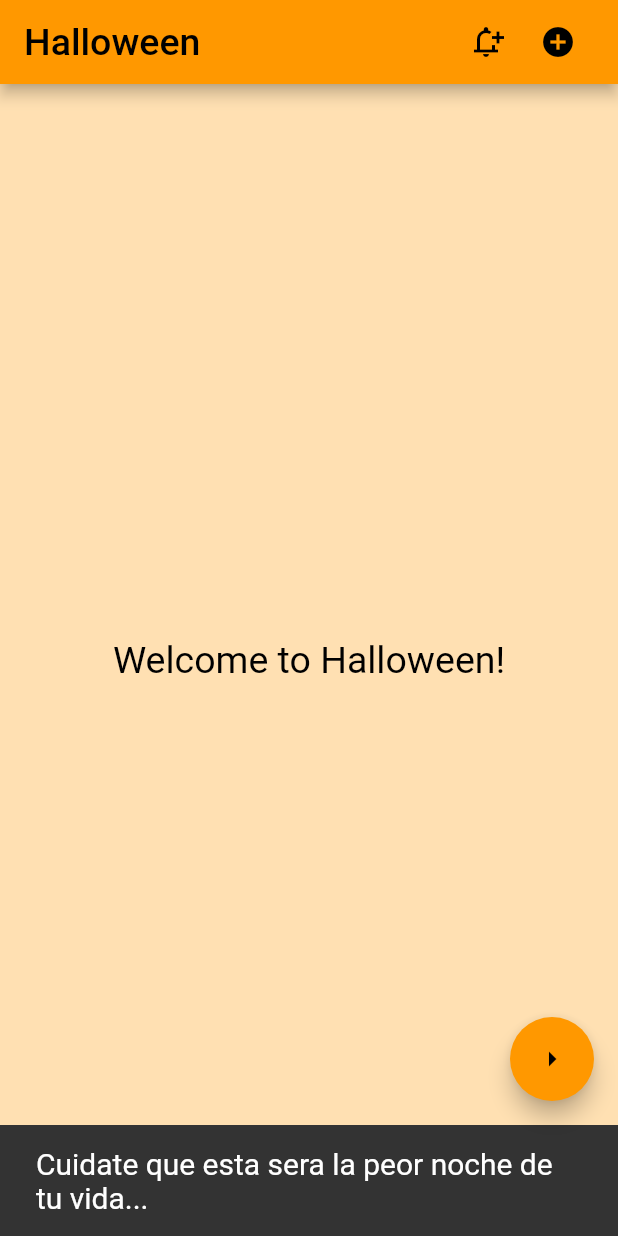
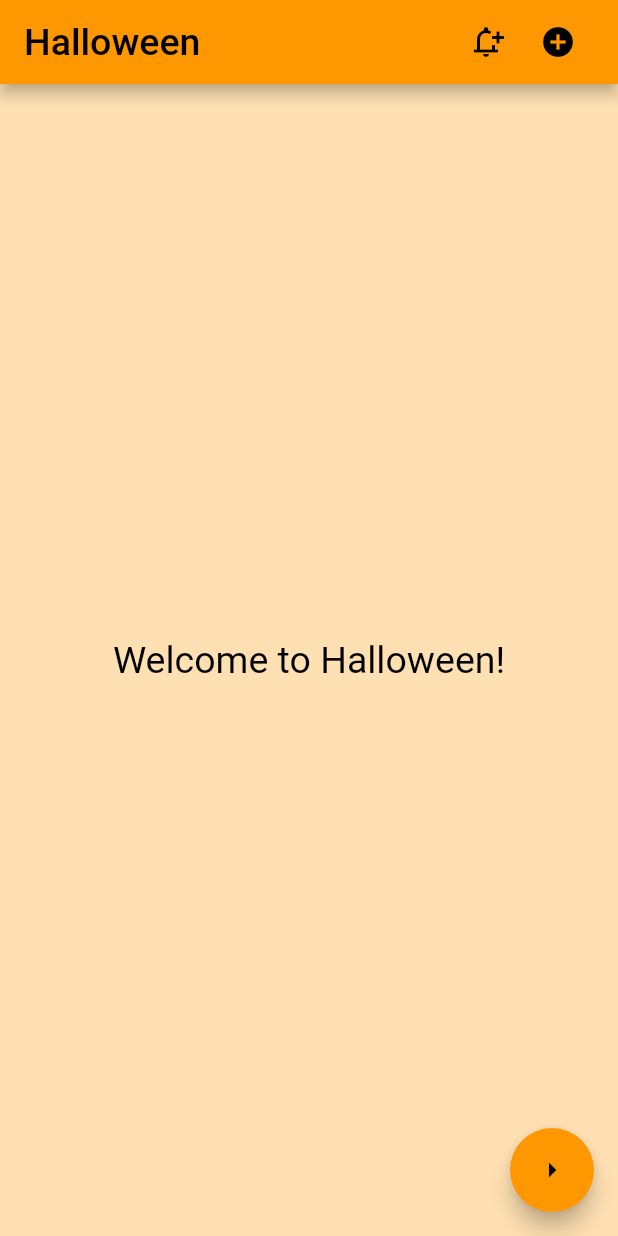
Before and after one commit to dwayne9078/flutter, a Flutter app: the screen it shows after launch, after a tap on the "notification add" icon, on a phone screen of 412 x 824 dp. Run offline on Flutter 3.47's test engine with Material 2 defaults, Android fonts, the light colour scheme and no system bars; our stand-ins replace google_fonts, page_transition.

Commit message:
pequeños detalles

```diff
--- a/app_movil1/lib/main.dart
+++ b/app_movil1/lib/main.dart
@@ -17,11 +17,9 @@ class MyApp extends StatelessWidget {
             // colorScheme: ColorScheme.fromSwatch(primarySwatch: Colors.orange)
             primarySwatch: Colors.orange,
             textTheme: GoogleFonts.emilysCandyTextTheme(),
-        scaffoldBackgroundColor: Colors.orange[100]
-      ),
+            scaffoldBackgroundColor: Colors.orange[100]),
         // darkTheme: ThemeData.dark(),
         debugShowCheckedModeBanner: false,
-      home: const HomeScreen()
-    );
+        home: const HomeScreen());
   }
 }
--- a/app_movil1/lib/screens/home_script.dart
+++ b/app_movil1/lib/screens/home_script.dart
@@ -32,9 +32,10 @@ class HomeScreen extends StatelessWidget {
                   onPressed: () {
                     const snack = SnackBar(
                       content: Text(
-                        "Cuidate que esta sera la peor noche de tu vida...",
+                        "Cuidate que esta será la peor noche de tu vida...",
                         style: TextStyle(fontSize: 20),
                       ),
+                      duration: Duration(milliseconds: 500),
                     );
                     ScaffoldMessenger.of(context).showSnackBar(snack);
                   },
--- a/app_movil1/lib/screens/otro_screen.dart
+++ b/app_movil1/lib/screens/otro_screen.dart
@@ -10,7 +10,10 @@ class Otro extends StatelessWidget {
         title: const Center(child: Text("OTRA PAGINA")),
       ),
       body: const Center(
-        child: Text('Esto es otra pagina de Halloween 1', style: TextStyle(fontSize: 20),),
+        child: Text(
+          'Esto es otra pagina de Halloween 1',
+          style: TextStyle(fontSize: 20),
+        ),
       ),
     );
   }
```
Lines whose indentation alone changed are shown as unchanged.
